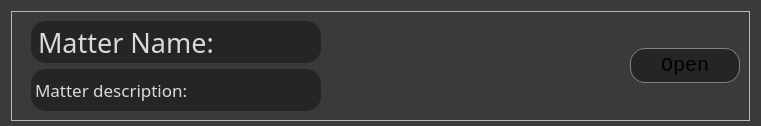
First picture: the form in matterWidget.ui, repository GazButane/MatterIndex, before the edit.
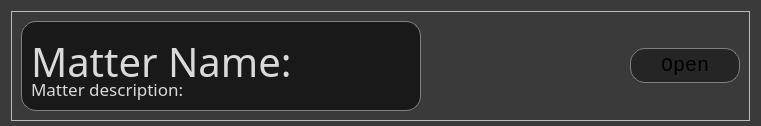
Second picture: the form after the edit. Icons and pictures are not drawn.

Commit message: New UI, New exportation button, New notification system

The edit to the form file:
```diff
--- a/matterWidget.ui
+++ b/matterWidget.ui
@@ -259,11 +259,49 @@
      </property>
      <layout class="QHBoxLayout" name="horizontalLayout_4">
       <item>
-       <layout class="QVBoxLayout" name="verticalLayout_4">
+       <widget class="QFrame" name="frame">
+        <property name="sizePolicy">
+         <sizepolicy hsizetype="Fixed" vsizetype="Preferred">
+          <horstretch>0</horstretch>
+          <verstretch>0</verstretch>
+         </sizepolicy>
+        </property>
+        <property name="minimumSize">
+         <size>
+          <width>400</width>
+          <height>0</height>
+         </size>
+        </property>
+        <property name="maximumSize">
+         <size>
+          <width>400</width>
+          <height>16777215</height>
+         </size>
+        </property>
+        <property name="styleSheet">
+         <string notr="true">QFrame #frame {
+	color: rgb(218, 218, 218);
+    background-color: rgba(16, 16, 16, 203);
+    text-align: center;
+    text-decoration: none;
+    border-color: grey;
+    border-style:solid;
+    border-width: 1px;
+    border-radius: 15px;
+
+}</string>
+        </property>
+        <property name="frameShape">
+         <enum>QFrame::StyledPanel</enum>
+        </property>
+        <property name="frameShadow">
+         <enum>QFrame::Raised</enum>
+        </property>
+        <layout class="QVBoxLayout" name="verticalLayout">
         <item>
          <widget class="QLabel" name="matterName">
           <property name="sizePolicy">
-           <sizepolicy hsizetype="Fixed" vsizetype="Preferred">
+            <sizepolicy hsizetype="Expanding" vsizetype="Fixed">
             <horstretch>0</horstretch>
             <verstretch>0</verstretch>
            </sizepolicy>
@@ -271,19 +309,19 @@
           <property name="minimumSize">
            <size>
             <width>300</width>
-            <height>0</height>
+             <height>60</height>
            </size>
           </property>
           <property name="maximumSize">
            <size>
-            <width>300</width>
+             <width>1000</width>
             <height>16777215</height>
            </size>
           </property>
           <property name="font">
            <font>
-            <family>Ubuntu Thin</family>
-            <pointsize>20</pointsize>
+             <family>Comfortaa</family>
+             <pointsize>30</pointsize>
             <bold>false</bold>
             <underline>false</underline>
             <strikeout>false</strikeout>
@@ -291,11 +329,12 @@
           </property>
           <property name="styleSheet">
            <string notr="true">color: rgb(218, 218, 218);
+    background-color: transparent;
     text-decoration: none;
-   border-color: grey;
-    border-radius: 15px;
-margin-left: 10px;
- background-color: rgba(0, 0, 0, 0.37);</string>
+    border-color: grey;
+    border-style:solid;
+    border-width: 0px;
+    border-radius: 0px;</string>
           </property>
           <property name="text">
            <string>Matter Name:</string>
@@ -311,7 +350,7 @@
         <item>
          <widget class="QLabel" name="matterDescription">
           <property name="sizePolicy">
-           <sizepolicy hsizetype="Fixed" vsizetype="Preferred">
+            <sizepolicy hsizetype="Expanding" vsizetype="Preferred">
             <horstretch>0</horstretch>
             <verstretch>0</verstretch>
            </sizepolicy>
@@ -324,13 +363,13 @@
           </property>
           <property name="maximumSize">
            <size>
-            <width>300</width>
+             <width>1000</width>
             <height>16777215</height>
            </size>
           </property>
           <property name="font">
            <font>
-            <family>Ubuntu Condensed</family>
+             <family>Comfortaa</family>
             <pointsize>13</pointsize>
             <underline>false</underline>
             <strikeout>false</strikeout>
@@ -338,12 +377,12 @@
           </property>
           <property name="styleSheet">
            <string notr="true">color: rgb(218, 218, 218);
+    background-color: transparent;
     text-decoration: none;
-   border-color: grey;
-    border-radius: 15px;
-margin-left: 10px;
- background-color: rgba(0, 0, 0, 0.37);
-</string>
+    border-color: grey;
+    border-style:solid;
+    border-width: 0px;
+    border-radius: 0px;</string>
           </property>
           <property name="text">
            <string>Matter description:</string>
@@ -357,6 +396,7 @@
          </widget>
         </item>
        </layout>
+       </widget>
       </item>
       <item>
        <spacer name="horizontalSpacer">
```
Lines whose indentation alone changed are shown as unchanged. The commit also changes 7 other files.
